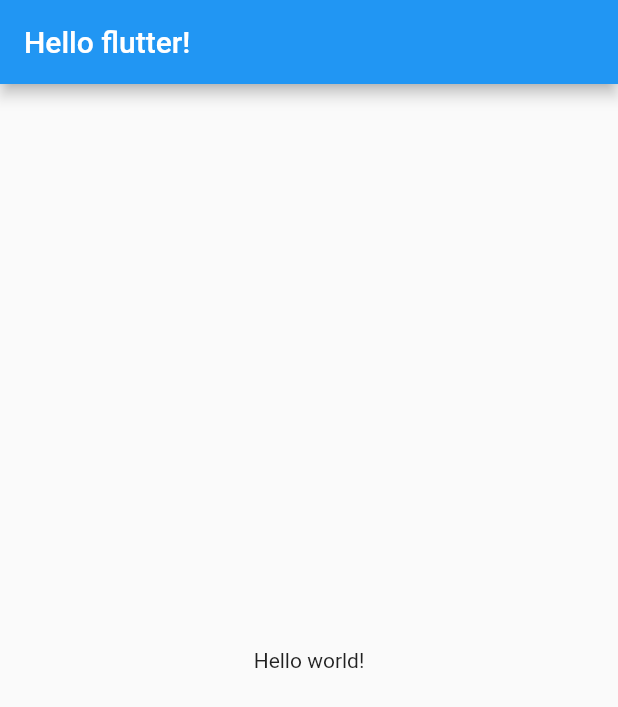
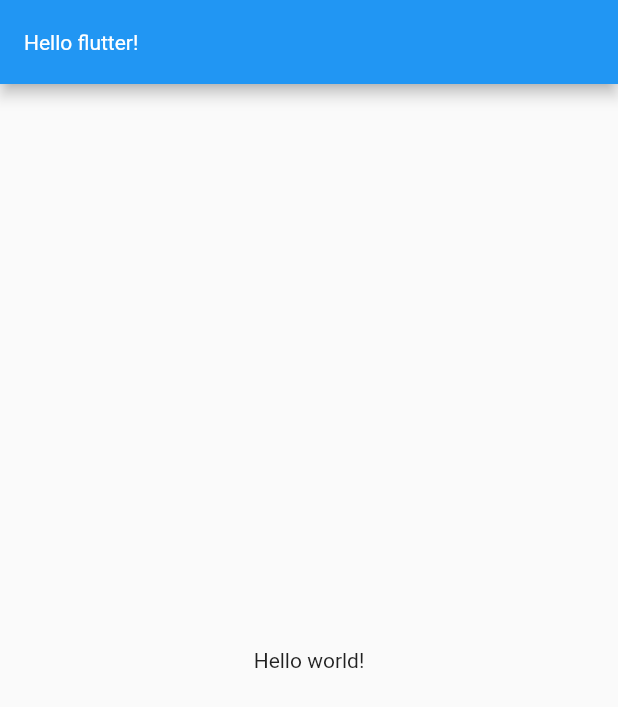
Before and after one commit to gretea5/learn-flutter, a Flutter app: the screen it shows after launch, on a phone screen of 412 x 824 dp. Shown: the top 707 px of the screen. Run offline on Flutter 3.47's test engine with Material 2 defaults, Android fonts, the phone set to English and light mode, and no system bars.

Commit message:
#2.4 Recap

```diff
--- a/toonflix/lib/main.dart
+++ b/toonflix/lib/main.dart
@@ -10,7 +10,11 @@ class App extends StatelessWidget {
     return MaterialApp(
       home: Scaffold(
         appBar: AppBar(
+          centerTitle: false,
           title: Text('Hello flutter!'),
+          titleTextStyle: TextStyle(
+            fontStyle: FontStyle.normal,
+          ),
         ),
         body: Center(
           child: Text('Hello world!'),
```
